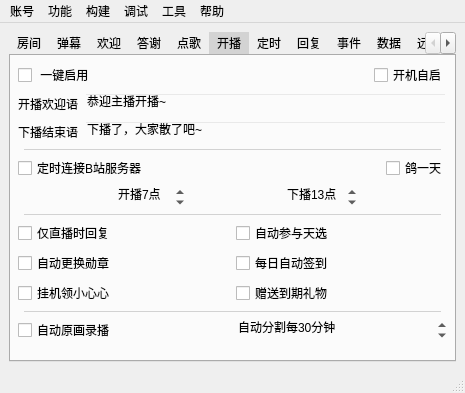
The window that mainwindow/mainwindow.ui (iwxyi/Bilibili-MagicalDanmaku) describes before a commit, drawn with Qt 5.
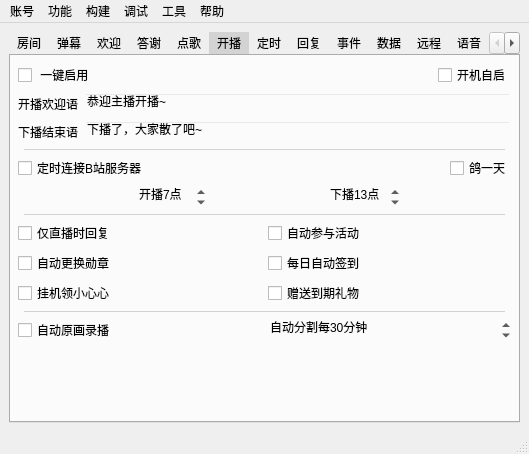
The same window after the commit. The open tabs and pages were chosen to show the change. Icons and pictures are not drawn. Custom widgets are drawn as their Qt base class.

Commit message: 添加自动参与节奏风暴

Diff of the .ui file:
```diff
--- a/mainwindow/mainwindow.ui
+++ b/mainwindow/mainwindow.ui
@@ -6,8 +6,8 @@
    <rect>
     <x>0</x>
     <y>0</y>
-    <width>465</width>
-    <height>393</height>
+    <width>529</width>
+    <height>454</height>
    </rect>
   </property>
   <property name="windowTitle">
@@ -1668,7 +1668,7 @@
              <string>&lt;html&gt;&lt;head/&gt;&lt;body&gt;&lt;p&gt;自动参加天选时刻抽奖&lt;/p&gt;&lt;p&gt;只发送弹幕，需要送礼的不参加&lt;/p&gt;&lt;/body&gt;&lt;/html&gt;</string>
             </property>
             <property name="text">
-             <string>自动参与天选</string>
+             <string>自动参与活动</string>
             </property>
            </widget>
           </item>
@@ -3383,7 +3383,7 @@
     <rect>
      <x>0</x>
      <y>0</y>
-     <width>465</width>
+     <width>529</width>
      <height>21</height>
     </rect>
    </property>
```
Left out of the diff: 4 changed lines with no effect on the pictures. The commit also changes 4 other files.
